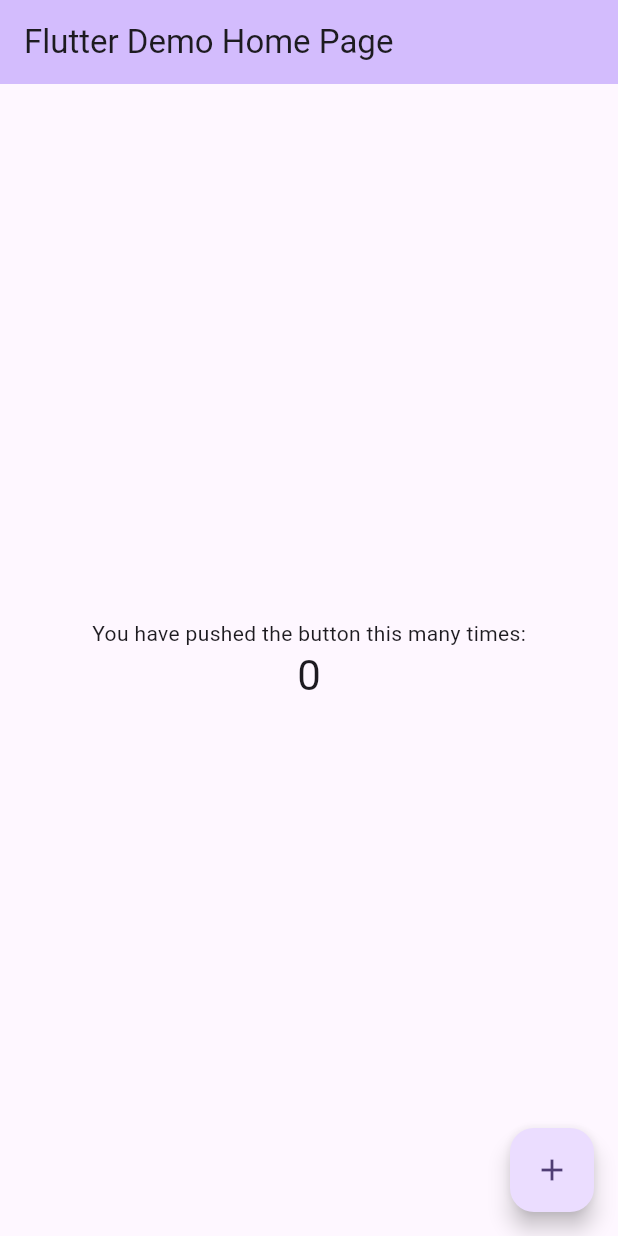
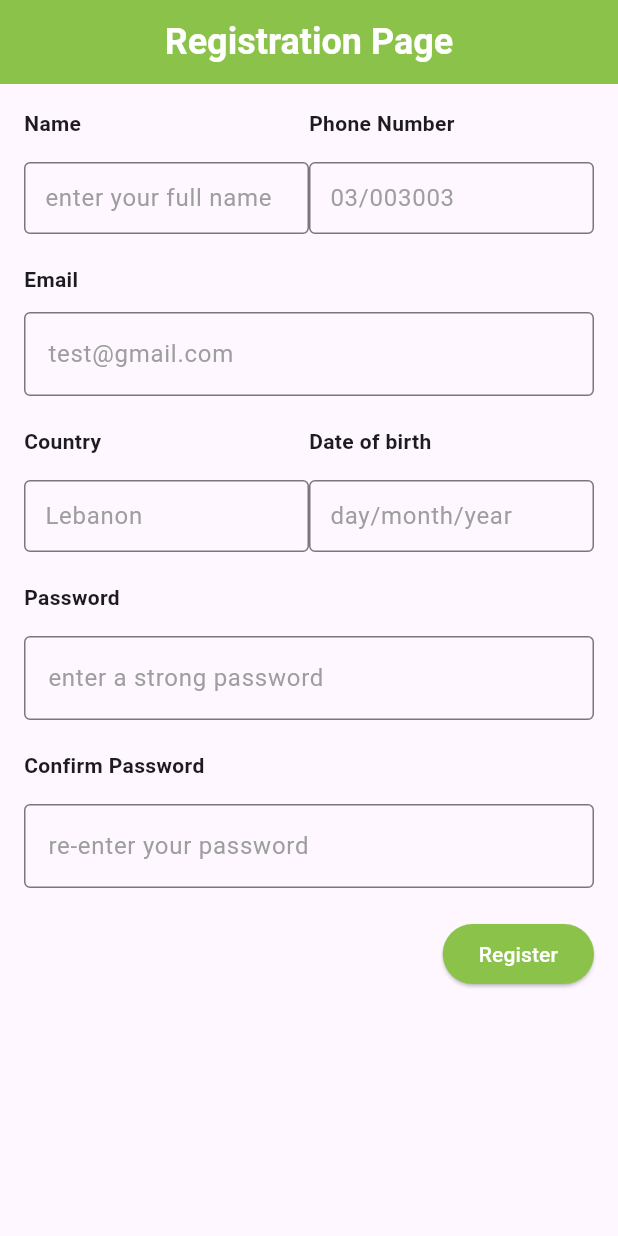
Before and after one commit to hadi-chebbo/registration-page, a Flutter app: the screen it shows after launch, on a phone screen of 412 x 824 dp. Run offline on Flutter 3.47's test engine with Material 3 defaults, Android fonts, the phone set to English and light mode, and no system bars.

Commit message:
registration page

```diff
--- a/lib/main.dart
+++ b/lib/main.dart
@@ -7,31 +7,17 @@ void main() {
 class MyApp extends StatelessWidget {
   const MyApp({super.key});
 
-  // This widget is the root of your application.
+
   @override
   Widget build(BuildContext context) {
     return MaterialApp(
       title: 'Flutter Demo',
       theme: ThemeData(
-        // This is the theme of your application.
-        //
-        // TRY THIS: Try running your application with "flutter run". You'll see
-        // the application has a purple toolbar. Then, without quitting the app,
-        // try changing the seedColor in the colorScheme below to Colors.green
-        // and then invoke "hot reload" (save your changes or press the "hot
-        // reload" button in a Flutter-supported IDE, or press "r" if you used
-        // the command line to start the app).
-        //
-        // Notice that the counter didn't reset back to zero; the application
-        // state is not lost during the reload. To reset the state, use hot
-        // restart instead.
-        //
-        // This works for code too, not just values: Most code changes can be
-        // tested with just a hot reload.
+
         colorScheme: ColorScheme.fromSeed(seedColor: Colors.deepPurple),
         useMaterial3: true,
       ),
-      home: const MyHomePage(title: 'Flutter Demo Home Page'),
+      home: const MyHomePage(title: 'Registration Page'),
     );
   }
 }
@@ -39,14 +25,7 @@ class MyApp extends StatelessWidget {
 class MyHomePage extends StatefulWidget {
   const MyHomePage({super.key, required this.title});
 
-  // This widget is the home page of your application. It is stateful, meaning
-  // that it has a State object (defined below) that contains fields that affect
-  // how it looks.
 
-  // This class is the configuration for the state. It holds the values (in this
-  // case the title) provided by the parent (in this case the App widget) and
-  // used by the build method of the State. Fields in a Widget subclass are
-  // always marked "final".
 
   final String title;
 
@@ -55,71 +34,191 @@ class MyHomePage extends StatefulWidget {
 }
 
 class _MyHomePageState extends State<MyHomePage> {
-  int _counter = 0;
 
-  void _incrementCounter() {
-    setState(() {
-      // This call to setState tells the Flutter framework that something has
-      // changed in this State, which causes it to rerun the build method below
-      // so that the display can reflect the updated values. If we changed
-      // _counter without calling setState(), then the build method would not be
-      // called again, and so nothing would appear to happen.
-      _counter++;
-    });
-  }
+
+
 
   @override
   Widget build(BuildContext context) {
-    // This method is rerun every time setState is called, for instance as done
-    // by the _incrementCounter method above.
-    //
-    // The Flutter framework has been optimized to make rerunning build methods
-    // fast, so that you can just rebuild anything that needs updating rather
-    // than having to individually change instances of widgets.
+
     return Scaffold(
       appBar: AppBar(
-        // TRY THIS: Try changing the color here to a specific color (to
-        // Colors.amber, perhaps?) and trigger a hot reload to see the AppBar
-        // change color while the other colors stay the same.
-        backgroundColor: Theme.of(context).colorScheme.inversePrimary,
-        // Here we take the value from the MyHomePage object that was created by
-        // the App.build method, and use it to set our appbar title.
-        title: Text(widget.title),
+
+        backgroundColor: Colors.lightGreen,
+
+        title: Center(child: Text
+          (
+            widget.title,
+          style: TextStyle(
+            fontSize: 24,
+            fontWeight: FontWeight.bold,
+            color: Colors.white,
+          ),
+        )
+        ),
+
       ),
-      body: Center(
-        // Center is a layout widget. It takes a single child and positions it
-        // in the middle of the parent.
-        child: Column(
-          // Column is also a layout widget. It takes a list of children and
-          // arranges them vertically. By default, it sizes itself to fit its
-          // children horizontally, and tries to be as tall as its parent.
-          //
-          // Column has various properties to control how it sizes itself and
-          // how it positions its children. Here we use mainAxisAlignment to
-          // center the children vertically; the main axis here is the vertical
-          // axis because Columns are vertical (the cross axis would be
-          // horizontal).
-          //
-          // TRY THIS: Invoke "debug painting" (choose the "Toggle Debug Paint"
-          // action in the IDE, or press "p" in the console), to see the
-          // wireframe for each widget.
-          mainAxisAlignment: MainAxisAlignment.center,
-          children: <Widget>[
-            const Text(
-              'You have pushed the button this many times:',
-            ),
-            Text(
-              '$_counter',
-              style: Theme.of(context).textTheme.headlineMedium,
-            ),
-          ],
+      body: SingleChildScrollView(
+        padding: const EdgeInsets.all(16.0),
+        child: Center(
+
+          child: Column(
+
+
+            crossAxisAlignment: CrossAxisAlignment.start,
+            children: [
+                Row(
+
+                  children: [
+
+                    Expanded(child: Column(
+
+                      crossAxisAlignment: CrossAxisAlignment.start,
+                      children: [
+
+                        Text('Name',style: TextStyle(fontWeight: FontWeight.bold, fontSize: 14,),),
+                        SizedBox(height: 16,),
+                        TextField(
+                          obscureText: false,
+                          keyboardType: TextInputType.text,
+                          decoration: InputDecoration(
+
+                            hintText: "enter your full name",
+                            hintStyle: TextStyle(color: Colors.grey),
+                            border: OutlineInputBorder(),
+                            contentPadding: EdgeInsets.symmetric(horizontal: 10),
+                          ),
+                        ),
+                      ],
+                    )
+                    ),
+                    SizedBox(height: 16,),
+                    Expanded(child: Column(
+                      crossAxisAlignment: CrossAxisAlignment.start,
+                      children: [
+                        Text('Phone Number',style: TextStyle(fontWeight: FontWeight.bold,fontSize: 14),),
+                        SizedBox(height: 16,),
+                        TextField(
+                          keyboardType: TextInputType.phone,
+                          decoration: InputDecoration(
+                            hintText: "03/003003",
+                            hintStyle: TextStyle(color: Colors.grey),
+                            border: OutlineInputBorder(),
+                            contentPadding: EdgeInsets.symmetric(horizontal: 10),
+                          ),
+                        ),
+                      ],
+                    ) ,
+                    ),
+
+                  ],
+                ),
+              SizedBox(height: 20,),
+              Text('Email',style: TextStyle(fontSize: 14,fontWeight: FontWeight.bold),),
+              SizedBox(height: 12,),
+              TextField(
+                keyboardType: TextInputType.emailAddress,
+                decoration: InputDecoration(
+                  hintText: "test@gmail.com",
+                  hintStyle: TextStyle(color: Colors.grey),
+                  border: OutlineInputBorder(),
+                ),
+              ),
+              SizedBox(height: 20,),
+
+              Row(
+                children: [
+                  Expanded(child: Column(
+                    crossAxisAlignment: CrossAxisAlignment.start,
+                      children: [
+                        Text('Country',style: TextStyle(fontSize: 14,fontWeight: FontWeight.bold),),
+                        SizedBox(height: 16,),
+                        TextField(
+                          decoration: InputDecoration(
+                            hintText: "Lebanon",
+                            hintStyle: TextStyle(color: Colors.grey),
+                            border: OutlineInputBorder(),
+                            contentPadding: EdgeInsets.symmetric(horizontal: 10),
+                          ),
+                        )
+                      ]
+
+                  )
+                  ),
+                  SizedBox(height: 16,),
+                  Expanded(child: Column(
+                    crossAxisAlignment: CrossAxisAlignment.start,
+                    children: [
+                      Text('Date of birth',style: TextStyle(fontSize: 14,fontWeight: FontWeight.bold),),
+                      SizedBox(height: 16,),
+                      TextField(
+                        keyboardType: TextInputType.datetime,
+                        decoration:
+
+                        InputDecoration(
+                          hintText: "day/month/year",
+                          hintStyle: TextStyle(color: Colors.grey),
+                          border: OutlineInputBorder(),
+                          contentPadding: EdgeInsets.symmetric(horizontal: 10),
+
+                        ),
+                      )
+                    ],
+                  )
+                  )
+
+
+                ],
+
+              ),
+              SizedBox(height: 20,),
+              Text('Password',style: TextStyle(fontWeight: FontWeight.bold,fontSize: 14),),
+              SizedBox(height: 16,),
+              TextField(
+                obscureText: true,
+                decoration: InputDecoration(
+                  hintText:"enter a strong password",
+                  hintStyle: TextStyle(color: Colors.grey),
+                  border: OutlineInputBorder(),
+                ),
+              ),
+              SizedBox(height: 20,),
+              Text('Confirm Password',style: TextStyle(fontSize: 14,fontWeight: FontWeight.bold),),
+              SizedBox(height: 16,),
+              TextField(
+                obscureText: true,
+                decoration: InputDecoration(
+                  hintText: "re-enter your password",
+                  hintStyle: TextStyle(color: Colors.grey),
+                  border: OutlineInputBorder(),
+                ),
+              ),
+              SizedBox(height: 20,),
+              Row(
+                crossAxisAlignment: CrossAxisAlignment.end,
+                mainAxisAlignment: MainAxisAlignment.end,
+                children: [
+                  ElevatedButton(
+
+                      onPressed: (){},
+                    style: ElevatedButton.styleFrom(
+                      backgroundColor: Colors.lightGreen,
+                      foregroundColor: Colors.white,
+                    ),
+                      child: Text('Register'),
+
+                  ),
+                ],
+              ),
+
+
+
+            ],
+
+
+          ),
         ),
       ),
-      floatingActionButton: FloatingActionButton(
-        onPressed: _incrementCounter,
-        tooltip: 'Increment',
-        child: const Icon(Icons.add),
-      ), // This trailing comma makes auto-formatting nicer for build methods.
     );
   }
 }
```
